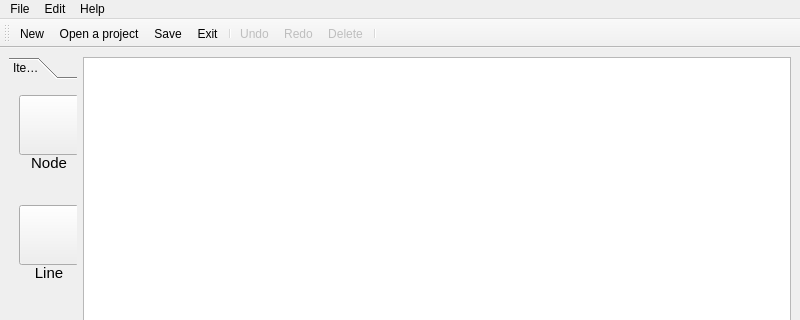
Before: the Qt Designer form drawpad.ui in novolife/railRoute, drawn with Qt 5; both pictures show x 0 to 800 and y 0 to 320 of the 800 by 600 pixel window.
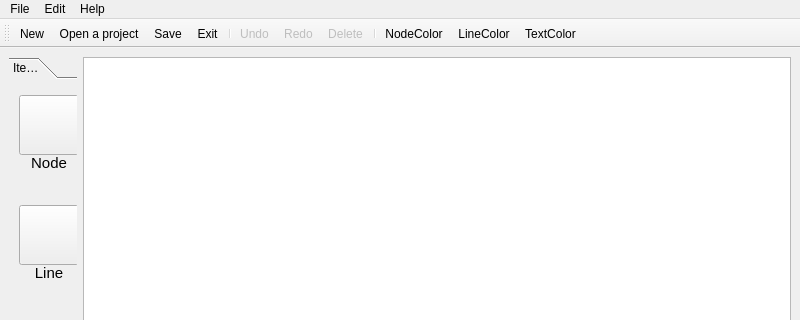
After: the same form once the commit is applied. Icons and pictures are not drawn.

Commit message: add color select and make line and node mutually exclusive

What changed in the file:
```diff
--- a/drawpad.ui
+++ b/drawpad.ui
@@ -12,8 +12,8 @@
   </property>
   <property name="minimumSize">
    <size>
-    <width>400</width>
-    <height>300</height>
+    <width>600</width>
+    <height>480</height>
    </size>
   </property>
   <property name="maximumSize">
@@ -253,6 +253,9 @@
    <addaction name="actionRedo"/>
    <addaction name="actionDelete"/>
    <addaction name="separator"/>
+   <addaction name="actionNodeColor"/>
+   <addaction name="actionLineColor"/>
+   <addaction name="actionTextColor"/>
   </widget>
   <action name="actionNew">
    <property name="icon">
@@ -386,6 +389,30 @@
     <string>简体中文</string>
    </property>
   </action>
+  <action name="actionNodeColor">
+   <property name="text">
+    <string>NodeColor</string>
+   </property>
+   <property name="toolTip">
+    <string>select the color for nodes</string>
+   </property>
+  </action>
+  <action name="actionLineColor">
+   <property name="text">
+    <string>LineColor</string>
+   </property>
+   <property name="toolTip">
+    <string>select the color for lines</string>
+   </property>
+  </action>
+  <action name="actionTextColor">
+   <property name="text">
+    <string>TextColor</string>
+   </property>
+   <property name="toolTip">
+    <string>select the color for texts</string>
+   </property>
+  </action>
  </widget>
  <resources>
   <include location="res.qrc"/>
```
The commit also changes 6 other files.
